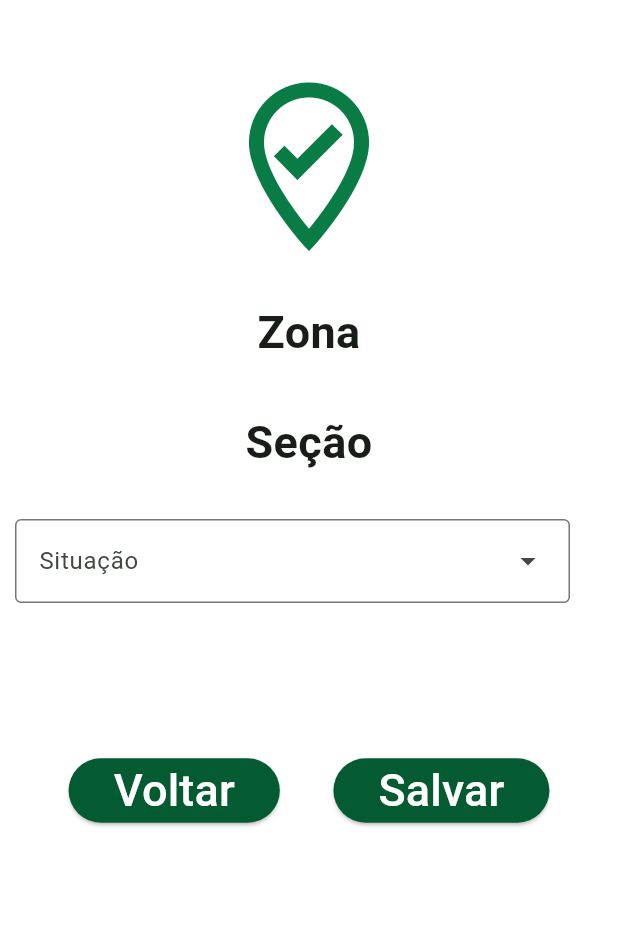
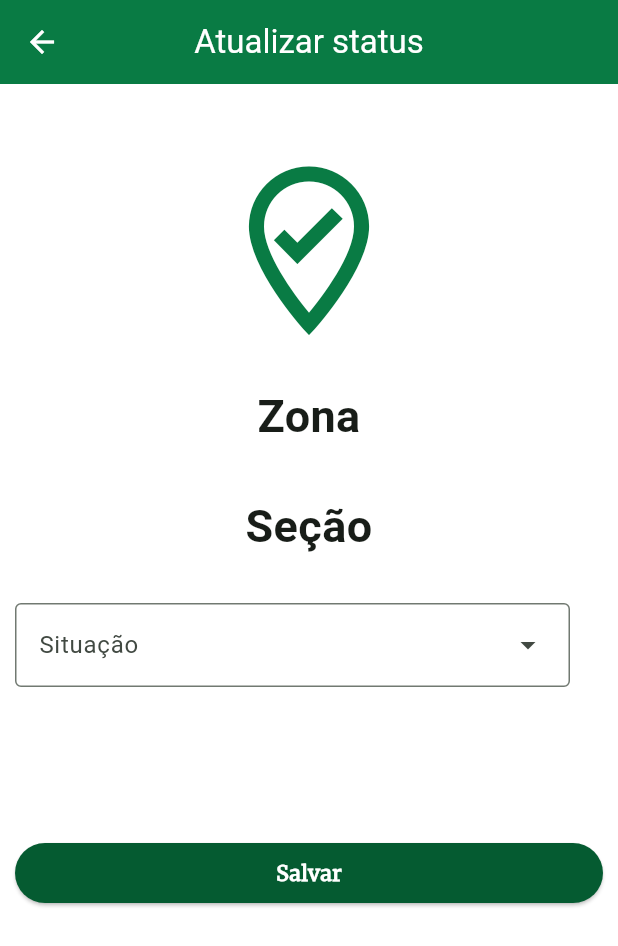
Before and after one commit to juliaadantas/flutter_app_fila, a Flutter app: the AdminPage screen opened directly with empty values, on a phone screen of 412 x 824 dp. Shown: the top 946 px of the screen. Run offline on Flutter 3.47's test engine with Material 2 defaults, Android fonts, the phone set to English and light mode, and no system bars; our stand-ins replace animated_text_kit.

Commit message:
update adminpage

```diff
--- a/lib/Screens/AdminPage.dart
+++ b/lib/Screens/AdminPage.dart
@@ -50,6 +50,13 @@ class _AdminPageState extends State<AdminPage> {
 
 
     return Scaffold(
+      appBar: AppBar(
+        title: Text(
+            "Atualizar status",
+            style: TextStyle(color: Colors.white),
+          ),
+       centerTitle: true,
+      ),
      backgroundColor: Colors.white,
       body: SingleChildScrollView(
         // background: Image(),
@@ -90,34 +97,18 @@ class _AdminPageState extends State<AdminPage> {
                   ),
               Padding(
                 padding: EdgeInsets.only(top: 20.0, bottom: 80.0),),
-              Container(
-                    height: 50.0,
-                    alignment: Alignment.center,
-                    child: Row(
-                      mainAxisAlignment: MainAxisAlignment.spaceEvenly,
-                      children: [
-                        ElevatedButton(
-                              onPressed: () {
-                                Navigator.pop(context);
-                              },
-                              child: Text("Voltar",
-                                style: TextStyle(color: Colors.white, fontSize: 30.0),
-                              ),
-                              style: ButtonStyle(padding: MaterialStateProperty.all<EdgeInsets>(
-                                        EdgeInsets.only(left: 30, right: 30))),
-                        ),
+
               ElevatedButton(
                 onPressed: () {
                   Navigator.pop(context);
                 },
                 child: Text("Salvar",
-                                style: TextStyle(color: Colors.white, fontSize: 30.0),),
-                                style: ButtonStyle(padding: MaterialStateProperty.all<EdgeInsets>(
-                                        EdgeInsets.only(left: 30, right: 30))),
-                        ),
-                      ],
+                  style: TextStyle(color: Colors.white, fontSize: 14.0,
+                          fontWeight: FontWeight.bold,
+                          fontFamily: 'Merriweather',
                           )
                         )
+              ),
             ], //<widget>[]
           ),
         ),
```
Lines whose indentation alone changed are shown as unchanged.
